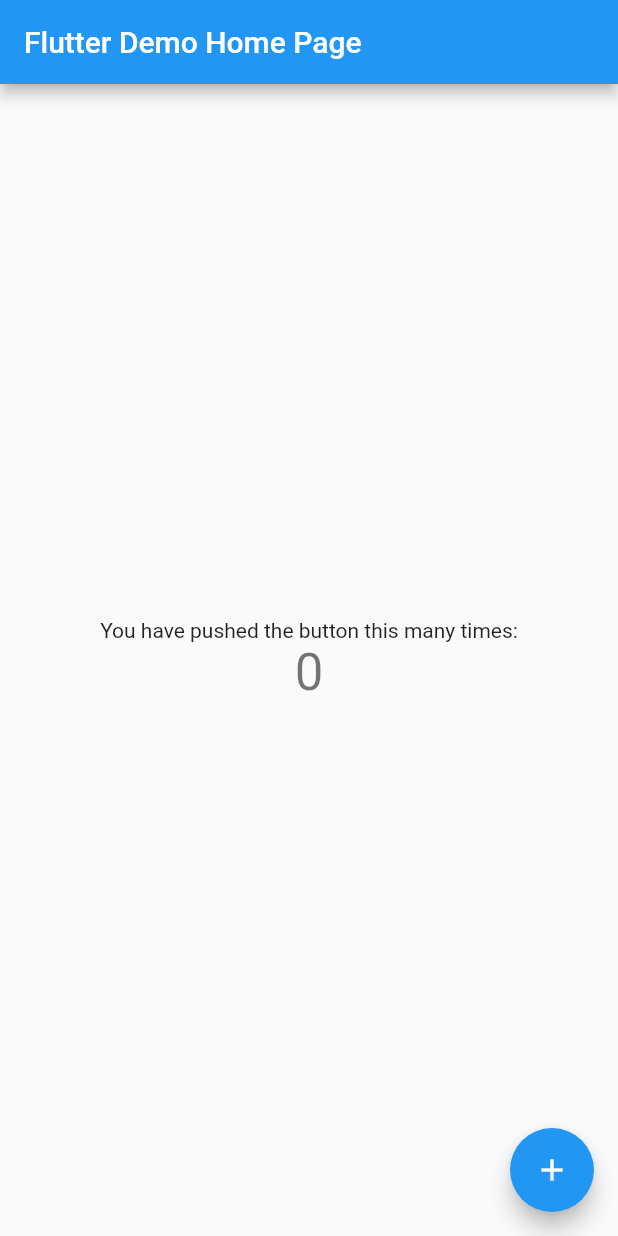
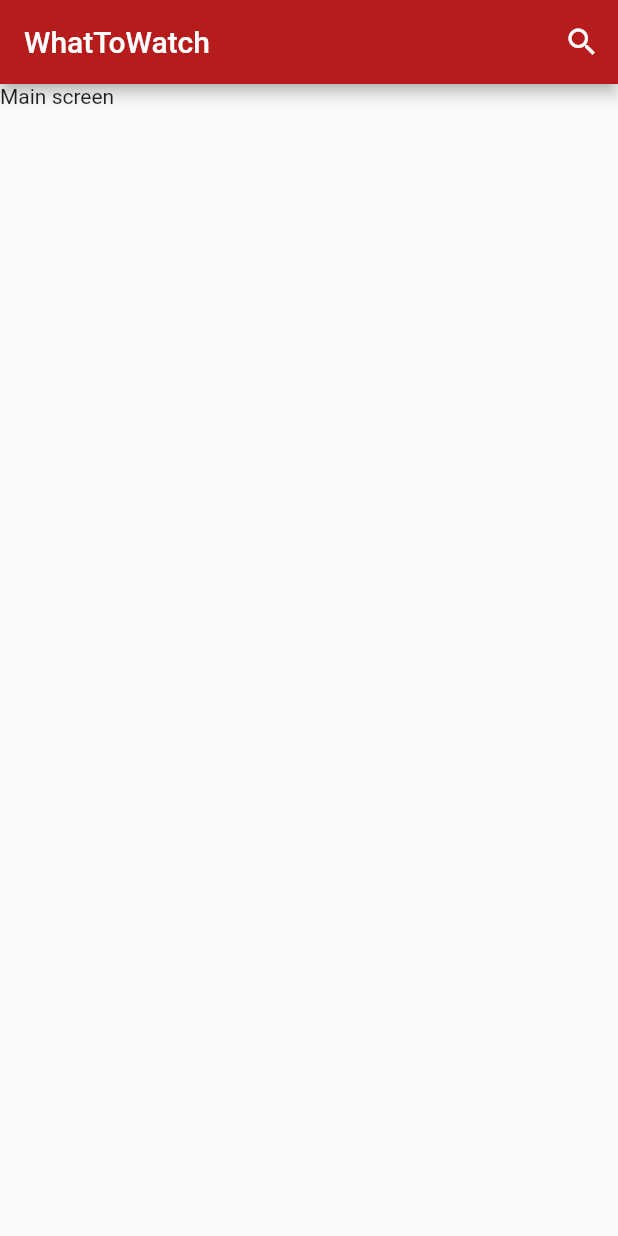
Before and after one commit to laulim/my-flutter-app, a Flutter app: the screen it shows after launch, on a phone screen of 412 x 824 dp. Run offline on Flutter 3.47's test engine with Material 2 defaults, Android fonts, the phone set to English and light mode, and no system bars.

Commit message:
W - main and search screens

```diff
--- a/lib/main.dart
+++ b/lib/main.dart
@@ -1,115 +1,18 @@
 import 'package:flutter/material.dart';
+import 'package:my_app/screens/main_screen.dart';
 
 void main() {
-  runApp(const MyApp());
+  runApp(const App());
 }
 
-class MyApp extends StatelessWidget {
-  const MyApp({Key? key}) : super(key: key);
+class App extends StatelessWidget {
+  const App({Key? key}) : super(key: key);
 
-  // This widget is the root of your application.
   @override
   Widget build(BuildContext context) {
-    return MaterialApp(
-      title: 'Flutter Demo',
-      theme: ThemeData(
-        // This is the theme of your application.
-        //
-        // Try running your application with "flutter run". You'll see the
-        // application has a blue toolbar. Then, without quitting the app, try
-        // changing the primarySwatch below to Colors.green and then invoke
-        // "hot reload" (press "r" in the console where you ran "flutter run",
-        // or simply save your changes to "hot reload" in a Flutter IDE).
-        // Notice that the counter didn't reset back to zero; the application
-        // is not restarted.
-        primarySwatch: Colors.blue,
-      ),
-      home: const MyHomePage(title: 'Flutter Demo Home Page'),
+    return const MaterialApp(
+      title: 'Transition Demo',
+      home: MainScreen(),
     );
   }
 }
-
-class MyHomePage extends StatefulWidget {
-  const MyHomePage({Key? key, required this.title}) : super(key: key);
-
-  // This widget is the home page of your application. It is stateful, meaning
-  // that it has a State object (defined below) that contains fields that affect
-  // how it looks.
-
-  // This class is the configuration for the state. It holds the values (in this
-  // case the title) provided by the parent (in this case the App widget) and
-  // used by the build method of the State. Fields in a Widget subclass are
-  // always marked "final".
-
-  final String title;
-
-  @override
-  State<MyHomePage> createState() => _MyHomePageState();
-}
-
-class _MyHomePageState extends State<MyHomePage> {
-  int _counter = 0;
-
-  void _incrementCounter() {
-    setState(() {
-      // This call to setState tells the Flutter framework that something has
-      // changed in this State, which causes it to rerun the build method below
-      // so that the display can reflect the updated values. If we changed
-      // _counter without calling setState(), then the build method would not be
-      // called again, and so nothing would appear to happen.
-      _counter++;
-    });
-  }
-
-  @override
-  Widget build(BuildContext context) {
-    // This method is rerun every time setState is called, for instance as done
-    // by the _incrementCounter method above.
-    //
-    // The Flutter framework has been optimized to make rerunning build methods
-    // fast, so that you can just rebuild anything that needs updating rather
-    // than having to individually change instances of widgets.
-    return Scaffold(
-      appBar: AppBar(
-        // Here we take the value from the MyHomePage object that was created by
-        // the App.build method, and use it to set our appbar title.
-        title: Text(widget.title),
-      ),
-      body: Center(
-        // Center is a layout widget. It takes a single child and positions it
-        // in the middle of the parent.
-        child: Column(
-          // Column is also a layout widget. It takes a list of children and
-          // arranges them vertically. By default, it sizes itself to fit its
-          // children horizontally, and tries to be as tall as its parent.
-          //
-          // Invoke "debug painting" (press "p" in the console, choose the
-          // "Toggle Debug Paint" action from the Flutter Inspector in Android
-          // Studio, or the "Toggle Debug Paint" command in Visual Studio Code)
-          // to see the wireframe for each widget.
-          //
-          // Column has various properties to control how it sizes itself and
-          // how it positions its children. Here we use mainAxisAlignment to
-          // center the children vertically; the main axis here is the vertical
-          // axis because Columns are vertical (the cross axis would be
-          // horizontal).
-          mainAxisAlignment: MainAxisAlignment.center,
-          children: <Widget>[
-            const Text(
-              'You have pushed the button this many times:',
-            ),
-            Text(
-              '$_counter',
-              style: Theme.of(context).textTheme.headline4,
-            ),
-          ],
-        ),
-      ),
-      floatingActionButton: FloatingActionButton(
-        onPressed: _incrementCounter,
-        tooltip: 'Increment',
-        child: const Icon(Icons.add),
-      ), // This trailing comma makes auto-formatting nicer for build methods.
-    );
-  }
-}
--- /dev/null
+++ b/lib/screens/main_screen.dart
@@ -0,0 +1,32 @@
+import 'package:flutter/material.dart';
+import 'package:my_app/screens/search_screen.dart';
+
+class MainScreen extends StatelessWidget {
+  const MainScreen({Key? key}) : super(key: key);
+
+  @override
+  Widget build(BuildContext context) {
+    return MaterialApp(
+      title: 'WhatToWatch',
+      home: Scaffold(
+        appBar: AppBar(
+          title: const Text('WhatToWatch'),
+          backgroundColor: Colors.red[900],
+          actions: [
+            searchButton(context),
+          ]
+        ),
+        body: Text('Main screen')
+      ),
+    );
+  }
+}
+
+Widget searchButton(BuildContext context) {
+  return IconButton(
+    icon: const Icon(Icons.search),
+    onPressed: () {
+      Navigator.push(context, MaterialPageRoute(builder: (context) => const SearchScreen()));
+    }
+  );
+}
--- /dev/null
+++ b/lib/screens/search_screen.dart
@@ -0,0 +1,30 @@
+import 'package:flutter/material.dart';
+import 'package:my_app/screens/main_screen.dart';
+
+class SearchScreen extends StatelessWidget {
+  const SearchScreen({Key? key}) : super(key: key);
+
+  @override
+  Widget build(BuildContext context) {
+    return MaterialApp(
+      title: 'WhatToWatch',
+      home: Scaffold(
+        appBar: AppBar(
+          title: const Text('Search'),
+          backgroundColor: Colors.red[900],
+          leading: Builder(
+            builder: (BuildContext context) {
+              return IconButton(
+                icon: const Icon(Icons.arrow_back),
+                onPressed: () {
+                  Navigator.push(context, MaterialPageRoute(builder: (context) => const MainScreen()));
+                }
+              );
+            },
+          ),
+        ),
+        body: Text('search screen')
+      ),
+    );
+  }
+}
```
Also changed, not shown: lib/models/movie.model.dart (added), lib/screens/movie_screen.dart (added), 1 other file.
